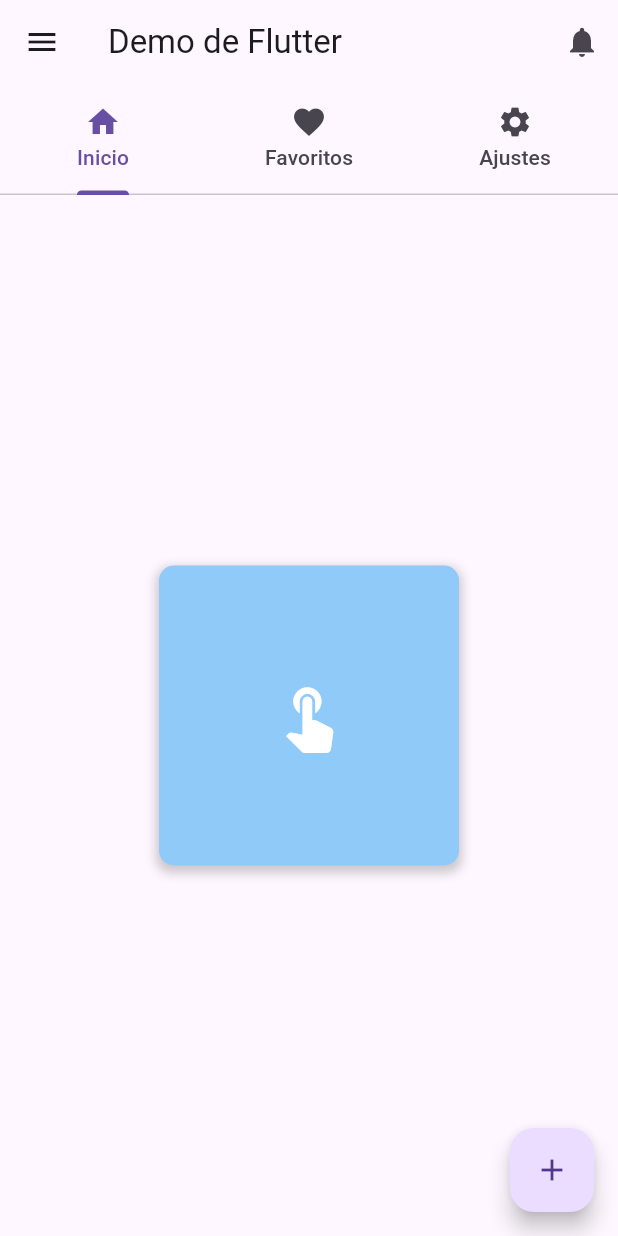
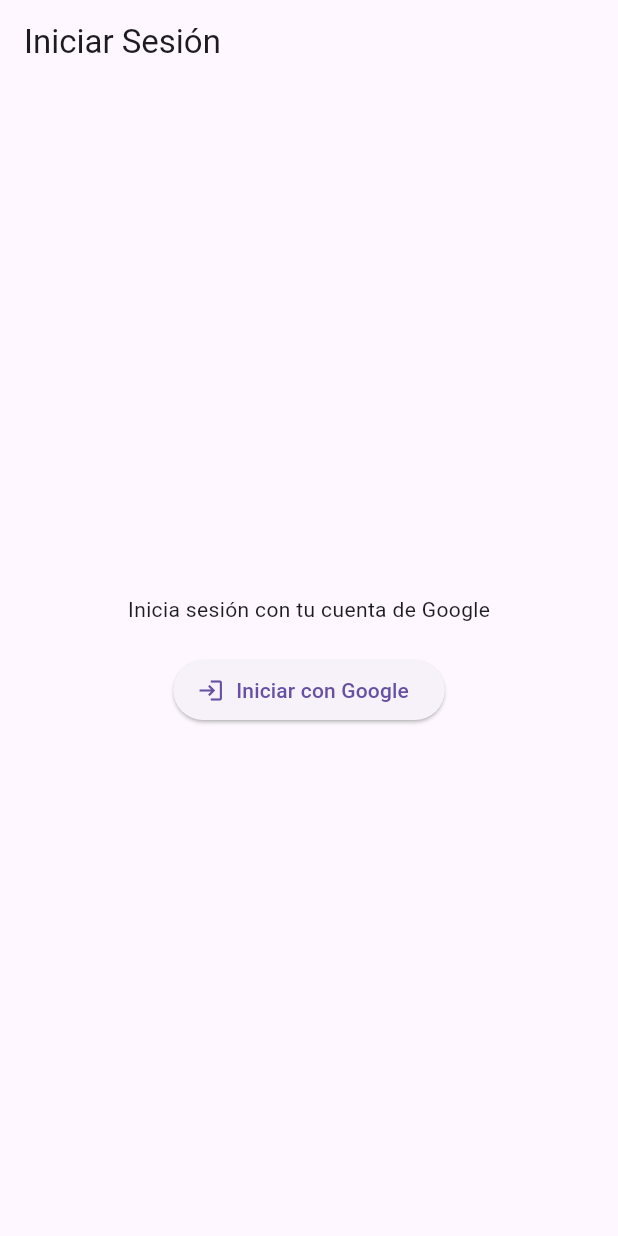
Before and after one commit to Lensshen/FinalPokemon, a Flutter app: the screen it shows after launch, on a phone screen of 412 x 824 dp. Run offline on Flutter 3.47's test engine with Material 3 defaults, Android fonts, the phone set to English and light mode, and no system bars; our stand-ins replace firebase_auth, firebase_core, google_sign_in; accounts and stored records are empty.

Commit message:
(Intento de Google autentication)

```diff
--- /dev/null
+++ b/app_pokemon/lib/IniciarSecion.dart
@@ -0,0 +1,81 @@
+import 'package:flutter/material.dart';
+import 'package:firebase_auth/firebase_auth.dart';
+import 'package:google_sign_in/google_sign_in.dart';
+
+class LoginScreen extends StatefulWidget {
+  const LoginScreen({super.key});
+
+  @override
+  State<LoginScreen> createState() => _LoginScreenState();
+}
+
+class _LoginScreenState extends State<LoginScreen> {
+  bool _isSigningIn = false;
+
+  Future<void> _signInWithGoogle() async {
+    setState(() => _isSigningIn = true);
+    try {
+      final GoogleSignInAccount? googleUser = await GoogleSignIn().signIn();
+      if (googleUser == null) {
+        setState(() => _isSigningIn = false);
+        return;
+      }
+
+      final GoogleSignInAuthentication googleAuth =
+          await googleUser.authentication;
+      final credential = GoogleAuthProvider.credential(
+        accessToken: googleAuth.accessToken,
+        idToken: googleAuth.idToken,
+      );
+
+      await FirebaseAuth.instance.signInWithCredential(credential);
+    } catch (e) {
+      ScaffoldMessenger.of(
+        context,
+      ).showSnackBar(SnackBar(content: Text('Error al iniciar sesión: $e')));
+    } finally {
+      setState(() => _isSigningIn = false);
+    }
+  }
+
+  @override
+  Widget build(BuildContext context) {
+    final user = FirebaseAuth.instance.currentUser;
+
+    return Scaffold(
+      appBar: AppBar(title: const Text('Iniciar Sesión')),
+      body: Center(
+        child:
+            user != null
+                ? Column(
+                  mainAxisAlignment: MainAxisAlignment.center,
+                  children: [
+                    Text('Bienvenido, ${user.displayName}'),
+                    const SizedBox(height: 20),
+                    ElevatedButton(
+                      onPressed: () async {
+                        await FirebaseAuth.instance.signOut();
+                        setState(() {});
+                      },
+                      child: const Text('Cerrar Sesión'),
+                    ),
+                  ],
+                )
+                : Column(
+                  mainAxisAlignment: MainAxisAlignment.center,
+                  children: [
+                    const Text('Inicia sesión con tu cuenta de Google'),
+                    const SizedBox(height: 20),
+                    _isSigningIn
+                        ? const CircularProgressIndicator()
+                        : ElevatedButton.icon(
+                          onPressed: _signInWithGoogle,
+                          icon: const Icon(Icons.login),
+                          label: const Text('Iniciar con Google'),
+                        ),
+                  ],
+                ),
+      ),
+    );
+  }
+}
--- a/app_pokemon/lib/main.dart
+++ b/app_pokemon/lib/main.dart
@@ -1,10 +1,11 @@
 import 'package:firebase_core/firebase_core.dart';
 import 'firebase_options.dart';
 import 'package:flutter/material.dart';
+import 'IniciarSecion.dart';
 
 void main() async {
   runApp(const MyApp());
-
+  WidgetsFlutterBinding.ensureInitialized();
   await Firebase.initializeApp(options: DefaultFirebaseOptions.currentPlatform);
 }
 
@@ -15,12 +16,8 @@ class MyApp extends StatelessWidget {
   Widget build(BuildContext context) {
     // TODO: implement build
     return MaterialApp(
-      title: "Mi Primera App",
-      theme: ThemeData(
-        primarySwatch: Colors.blue,
-        visualDensity: VisualDensity.adaptivePlatformDensity,
-      ),
-      home: const HomePage(),
+      title: 'Identificacion Prueba',
+      home: LoginScreen(),
       debugShowCheckedModeBanner: false,
     );
   }
--- a/app_pokemon/pubspec.yaml
+++ b/app_pokemon/pubspec.yaml
@@ -35,6 +35,8 @@ dependencies:
   # Use with the CupertinoIcons class for iOS style icons.
   cupertino_icons: ^1.0.8
   firebase_core:  ^2.10.0
+  firebase_auth: ^4.19.5
+  google_sign_in: ^5.4.4
 
 dev_dependencies:
   flutter_test:
```
Also changed, not shown: app_pokemon/pubspec.lock, 4 other files.
